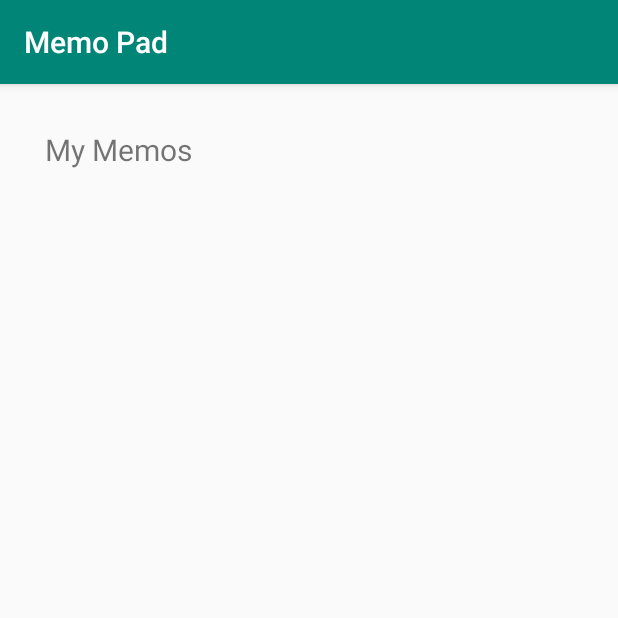
After one commit to katleej/Memopad, an Android app: the ListActivity screen opened directly, with no data from a screen before it, on a phone screen of 412 x 824 dp, the top half of it. The commit adds this screen. Run offline under Robolectric (Android 15) with nearby library versions, the phone set to English and light mode, and no system bars.

Commit message:
June 4th update

```diff
--- a/app/src/main/AndroidManifest.xml
+++ b/app/src/main/AndroidManifest.xml
@@ -9,7 +9,8 @@
         android:roundIcon="@mipmap/ic_launcher_round"
         android:supportsRtl="true"
         android:theme="@style/AppTheme">
-        <activity android:name=".WriteNewActivity"></activity>
+        <activity android:name=".ListActivity"></activity>
+        <activity android:name=".WriteNewActivity" />
         <activity android:name=".MainActivity">
             <intent-filter>
                 <action android:name="android.intent.action.MAIN" />
--- /dev/null
+++ b/app/src/main/java/com/example/memopad/ListActivity.java
@@ -0,0 +1,13 @@
+package com.example.memopad;
+
+import android.support.v7.app.AppCompatActivity;
+import android.os.Bundle;
+
+public class ListActivity extends AppCompatActivity {
+
+    @Override
+    protected void onCreate(Bundle savedInstanceState) {
+        super.onCreate(savedInstanceState);
+        setContentView(R.layout.activity_list);
+    }
+}
--- /dev/null
+++ b/app/src/main/res/layout/activity_list.xml
@@ -0,0 +1,18 @@
+<?xml version="1.0" encoding="utf-8"?>
+<LinearLayout xmlns:android="http://schemas.android.com/apk/res/android"
+    xmlns:tools="http://schemas.android.com/tools"
+    android:layout_width="match_parent"
+    android:layout_height="match_parent"
+    android:padding="30dp"
+    android:orientation="vertical"
+    tools:context=".ListActivity">
+
+    <TextView
+        android:id="@+id/savedlist"
+        android:layout_width="wrap_content"
+        android:layout_height="wrap_content"
+        android:text="@string/savedlist"
+        android:textSize="20dp"/>
+
+
+</LinearLayout>
--- a/app/src/main/res/values/strings.xml
+++ b/app/src/main/res/values/strings.xml
@@ -3,5 +3,6 @@
     <string name="new_button">New</string>
     <string name="list_button">List</string>
     <string name="save">save</string>
+    <string name="savedlist">My Memos</string>
     <string name="begin">Type your message here</string>
 </resources>
```
